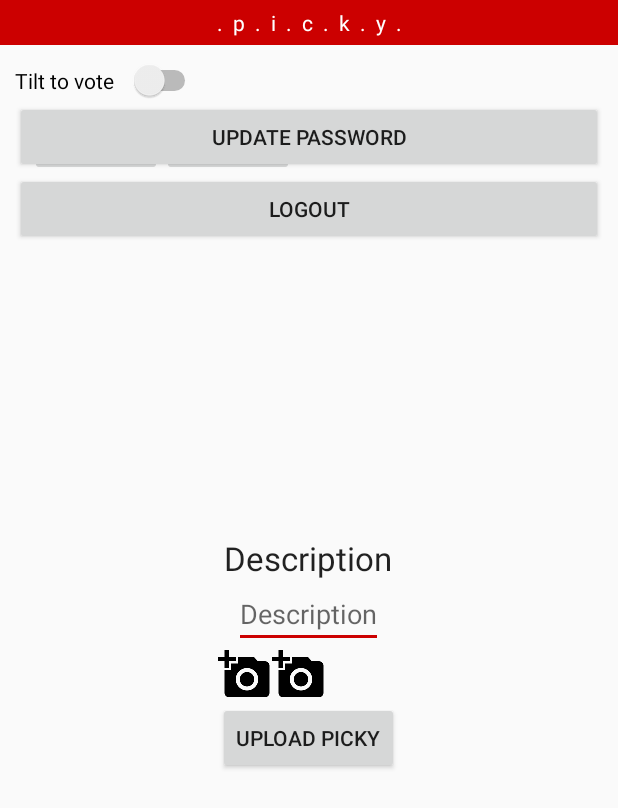
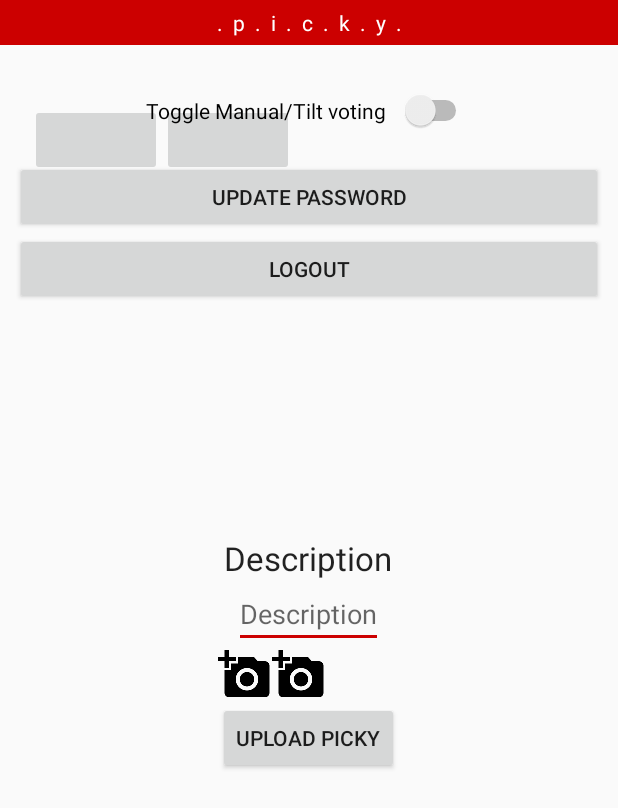
Before and after one commit to walia-gaurav/picky, an Android app: the AccountFragment screen opened directly, with no data from a screen before it, on a phone screen of 412 x 824 dp. Shown: the top 808 px of the screen. Run offline under Robolectric (Android 15) with nearby library versions, the phone set to English and light mode, and no system bars; 2 statements that could not run were skipped.

Commit message:
Polishing new accounts tab

```diff
--- a/app/src/main/res/layout/fragment_account.xml
+++ b/app/src/main/res/layout/fragment_account.xml
@@ -7,13 +7,28 @@
     android:padding="10dp"
     tools:context=".fragment.AccountFragment">
 
-    <Switch
-        android:id="@+id/tiltButton"
-        android:layout_width="wrap_content"
-        android:layout_height="wrap_content"
-        android:switchPadding="10dp"
-        android:text="Tilt to vote"
-        />
+    <Space
+        android:layout_width="match_parent"
+        android:layout_height="20dp"/>
+
+    <RelativeLayout
+        android:layout_width="match_parent"
+        android:layout_height="wrap_content">
+
+        <Switch
+            android:id="@+id/tiltButton"
+            android:layout_width="wrap_content"
+            android:layout_height="wrap_content"
+            android:layout_centerInParent="true"
+            android:switchPadding="10dp"
+            android:text="Toggle Manual/Tilt voting"
+            android:textAlignment="center">
+        </Switch>
+    </RelativeLayout>
+
+    <Space
+        android:layout_width="match_parent"
+        android:layout_height="20dp"/>
 
     <Button
         android:id="@+id/updatePasswordButton"
```
